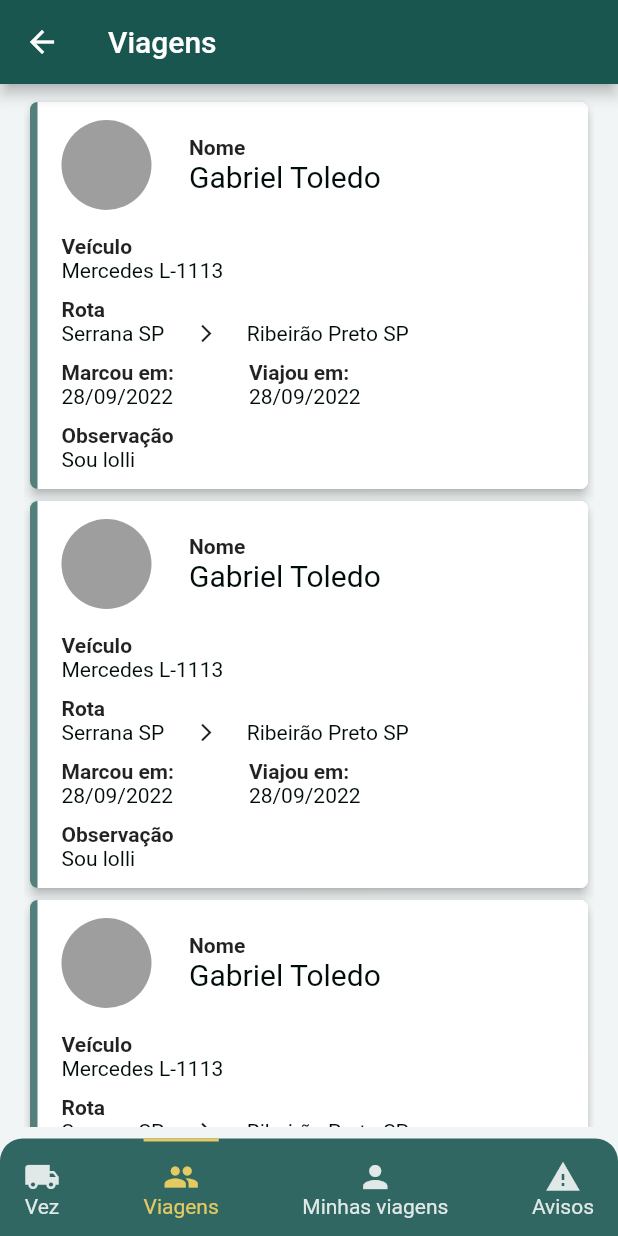
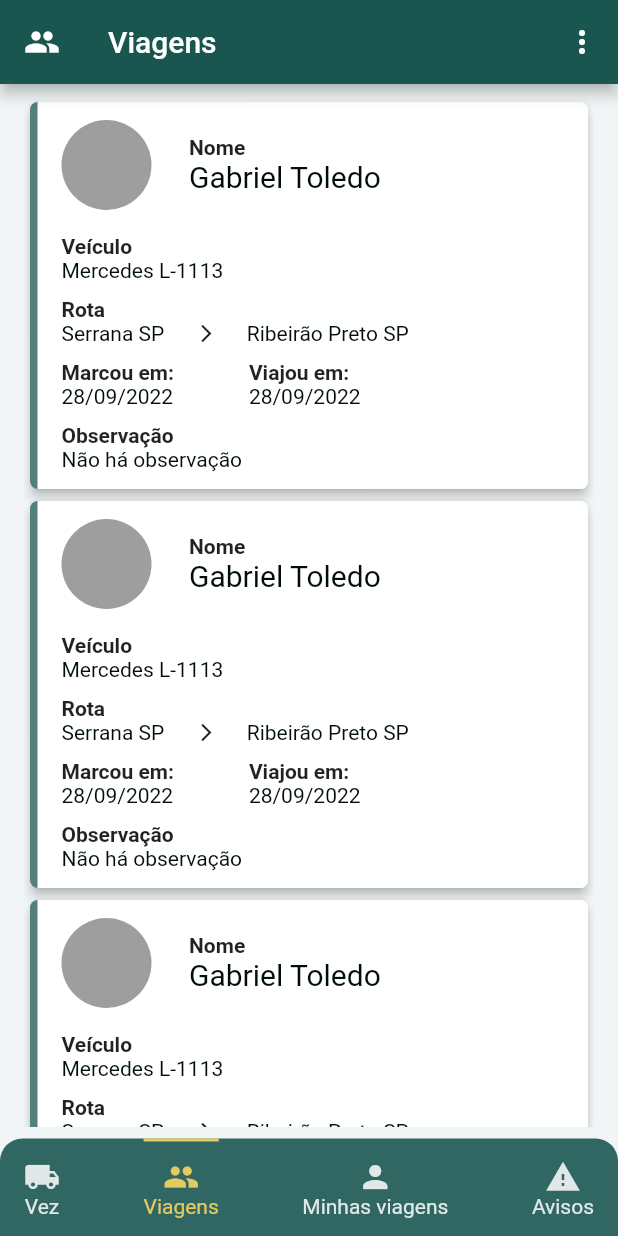
Before and after one commit to Wxze/desafio_coopertransc, a Flutter app: the HomeView screen opened by its route, item 2 of the bottom bar chosen, on a phone screen of 412 x 824 dp. Run offline on Flutter 3.47's test engine with Material 2 defaults, Android fonts, the phone set to English and light mode, and no system bars.

Commit message:
Add leading icons and 3 dot pop-up menu

```diff
--- a/lib/main.dart
+++ b/lib/main.dart
@@ -16,7 +16,7 @@ void main() {
       initialRoute: '/login',
       routes: {
         '/login': (context) => const LoginView(),
-        '/turn' :(context) => const HomeView(),
+        '/turn': (context) => const HomeView(),
       },
     ),
   );
--- a/lib/view/home_view.dart
+++ b/lib/view/home_view.dart
@@ -40,9 +40,7 @@ class _AppBarItem extends StatelessWidget {
                           color: Color(0xFFf9d661).withAlpha(227), width: 2.0))
                   : Border(
                       top: BorderSide(color: Colors.transparent, width: 2.0))),
-          child: Column(
-            mainAxisAlignment: MainAxisAlignment.center,
-            children: [
+          child: Column(mainAxisAlignment: MainAxisAlignment.center, children: [
             Icon(
               icon,
               color: label == currentScreenTitle
@@ -86,7 +84,21 @@ class _HomeViewState extends State<HomeView> {
     return Scaffold(
       appBar: AppBar(
         title: Text(_appBarTitle),
-        //automaticallyImplyLeading: false,
+        leading: leadingIcon(),
+        automaticallyImplyLeading: false,
+        actions: <Widget>[
+          PopupMenuButton(
+            onSelected: handleClick,
+            itemBuilder: (context) {
+              return {'Sair'}.map((String choice) {
+                return PopupMenuItem<String>(
+                  value: choice,
+                  child: Text(choice),
+                );
+              }).toList();
+            },
+          )
+        ],
       ),
       body: Padding(
         padding: EdgeInsets.symmetric(horizontal: 16, vertical: 8),
@@ -161,4 +173,24 @@ class _HomeViewState extends State<HomeView> {
         break;
     }
   }
+
+  leadingIcon() {
+    switch (_currentIndex) {
+      case 0:
+        return Icon(Icons.local_shipping);
+      case 1:
+        return Icon(Icons.group);
+      case 2:
+        return Icon(Icons.person);
+      case 3:
+        return Icon(Icons.warning);
+    }
+  }
+
+  void handleClick(String value) {
+    switch (value) {
+      case 'Sair':
+        Navigator.pushNamed(context, '/login');
+    }
+  }
 }
--- a/lib/widgets/trip_list_card.dart
+++ b/lib/widgets/trip_list_card.dart
@@ -97,7 +97,8 @@ class _TripListCardState extends State<TripListCard> {
                 Row(
                   children: const [
                     Expanded(
-                      child: CardField(label: 'Observação', value: 'Sou lolli'),
+                      child: CardField(
+                          label: 'Observação', value: 'Não há observação'),
                     ),
                   ],
                 ),
```
Also changed, not shown: pubspec.lock.
